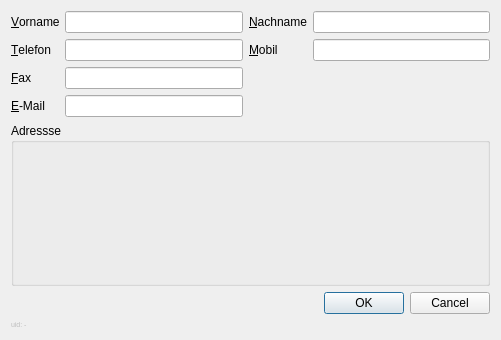
Qt form ui/dlg/person_dialog.ui (timo-y/syp-kostenfortschreibung) before a commit.
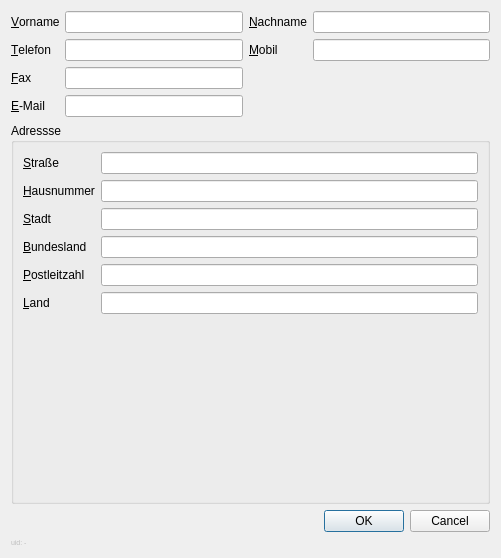
The same form after that commit.

Commit message: Changelog: - Contact person can now be added from company and project dialog - Style has been modified - Quick buttons have been cleaned up and made ready to use - Job_additions added as an attribute of ArchJobs - Comment section for elements of ArchJob.paid_safety_deposits

Patch:
```diff
--- a/ui/dlg/person_dialog.ui
+++ b/ui/dlg/person_dialog.ui
@@ -7,7 +7,7 @@
     <x>0</x>
     <y>0</y>
     <width>501</width>
-    <height>340</height>
+    <height>558</height>
    </rect>
   </property>
   <property name="windowTitle">
@@ -105,6 +105,90 @@
      <property name="title">
       <string>Adressse</string>
      </property>
+     <layout class="QVBoxLayout" name="verticalLayout_2">
+      <item>
+       <layout class="QFormLayout" name="formLayout">
+        <item row="0" column="0">
+         <widget class="QLabel" name="label_street">
+          <property name="text">
+           <string>&amp;Straße</string>
+          </property>
+          <property name="buddy">
+           <cstring>lineEdit_street</cstring>
+          </property>
+         </widget>
+        </item>
+        <item row="0" column="1">
+         <widget class="QLineEdit" name="lineEdit_street"/>
+        </item>
+        <item row="1" column="0">
+         <widget class="QLabel" name="label_house_number">
+          <property name="text">
+           <string>&amp;Hausnummer</string>
+          </property>
+          <property name="buddy">
+           <cstring>lineEdit_house_number</cstring>
+          </property>
+         </widget>
+        </item>
+        <item row="1" column="1">
+         <widget class="QLineEdit" name="lineEdit_house_number"/>
+        </item>
+        <item row="2" column="0">
+         <widget class="QLabel" name="label_city">
+          <property name="text">
+           <string>&amp;Stadt</string>
+          </property>
+          <property name="buddy">
+           <cstring>lineEdit_city</cstring>
+          </property>
+         </widget>
+        </item>
+        <item row="2" column="1">
+         <widget class="QLineEdit" name="lineEdit_city"/>
+        </item>
+        <item row="3" column="0">
+         <widget class="QLabel" name="label_state">
+          <property name="text">
+           <string>&amp;Bundesland</string>
+          </property>
+          <property name="buddy">
+           <cstring>lineEdit_state</cstring>
+          </property>
+         </widget>
+        </item>
+        <item row="3" column="1">
+         <widget class="QLineEdit" name="lineEdit_state"/>
+        </item>
+        <item row="4" column="0">
+         <widget class="QLabel" name="label_zipcode">
+          <property name="text">
+           <string>&amp;Postleitzahl</string>
+          </property>
+          <property name="buddy">
+           <cstring>lineEdit_zipcode</cstring>
+          </property>
+         </widget>
+        </item>
+        <item row="4" column="1">
+         <widget class="QLineEdit" name="lineEdit_zipcode"/>
+        </item>
+        <item row="5" column="0">
+         <widget class="QLabel" name="label_country">
+          <property name="text">
+           <string>&amp;Land</string>
+          </property>
+          <property name="buddy">
+           <cstring>lineEdit_country</cstring>
+          </property>
+         </widget>
+        </item>
+        <item row="5" column="1">
+         <widget class="QLineEdit" name="lineEdit_country"/>
+        </item>
+       </layout>
+      </item>
+     </layout>
     </widget>
    </item>
    <item>
```
Left out of the diff: 9 changed lines with no effect on the pictures. The commit also changes 22 other files.
